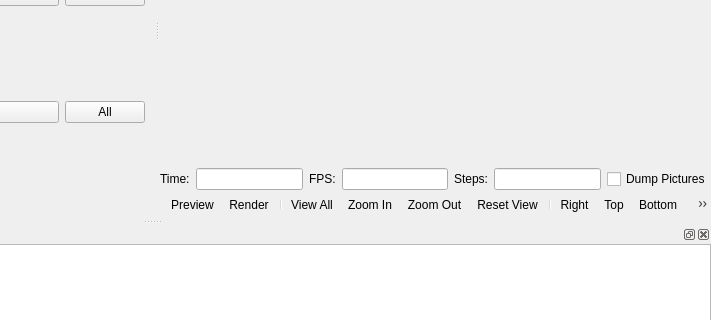
Before: the Qt Designer form src/MainWindow.ui in openscad/openscad, drawn with Qt 5; both pictures show x 407 to 1118 and y 178 to 498 of the 1118 by 636 pixel window.
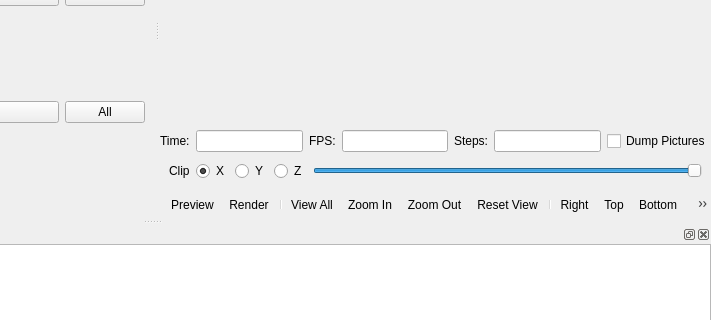
After: the same form once the commit is applied. Icons and pictures are not drawn. Custom widgets are drawn as their Qt base class.

Commit message: Add interactive clipping planes

Diff of the .ui file:
```diff
--- a/src/MainWindow.ui
+++ b/src/MainWindow.ui
@@ -205,6 +205,62 @@
          </layout>
         </widget>
        </item>
+       <item>
+        <widget class="QWidget" name="clippingPlaneBar" native="true">
+         <layout class="QHBoxLayout" name="horizontalLayout">
+          <item>
+           <widget class="QLabel" name="label_4">
+            <property name="text">
+             <string>Clip</string>
+            </property>
+           </widget>
+          </item>
+          <item>
+           <widget class="QRadioButton" name="clipRadioButtonX">
+            <property name="text">
+             <string>X</string>
+            </property>
+            <property name="checked">
+             <bool>true</bool>
+            </property>
+           </widget>
+          </item>
+          <item>
+           <widget class="QRadioButton" name="clipRadioButtonY">
+            <property name="text">
+             <string>Y</string>
+            </property>
+           </widget>
+          </item>
+          <item>
+           <widget class="QRadioButton" name="clipRadioButtonZ">
+            <property name="text">
+             <string>Z</string>
+            </property>
+           </widget>
+          </item>
+          <item>
+           <widget class="QSlider" name="clipSlider">
+            <property name="maximum">
+             <number>10000</number>
+            </property>
+            <property name="singleStep">
+             <number>1</number>
+            </property>
+            <property name="pageStep">
+             <number>10</number>
+            </property>
+            <property name="value">
+             <number>10000</number>
+            </property>
+            <property name="orientation">
+             <enum>Qt::Horizontal</enum>
+            </property>
+           </widget>
+          </item>
+         </layout>
+        </widget>
+       </item>
        <item>
         <widget class="QToolBar" name="viewerToolBar">
          <addaction name="designActionPreview"/>
```
Left out of the diff: 3 changed lines with no effect on the pictures. The commit also changes 15 other files.
